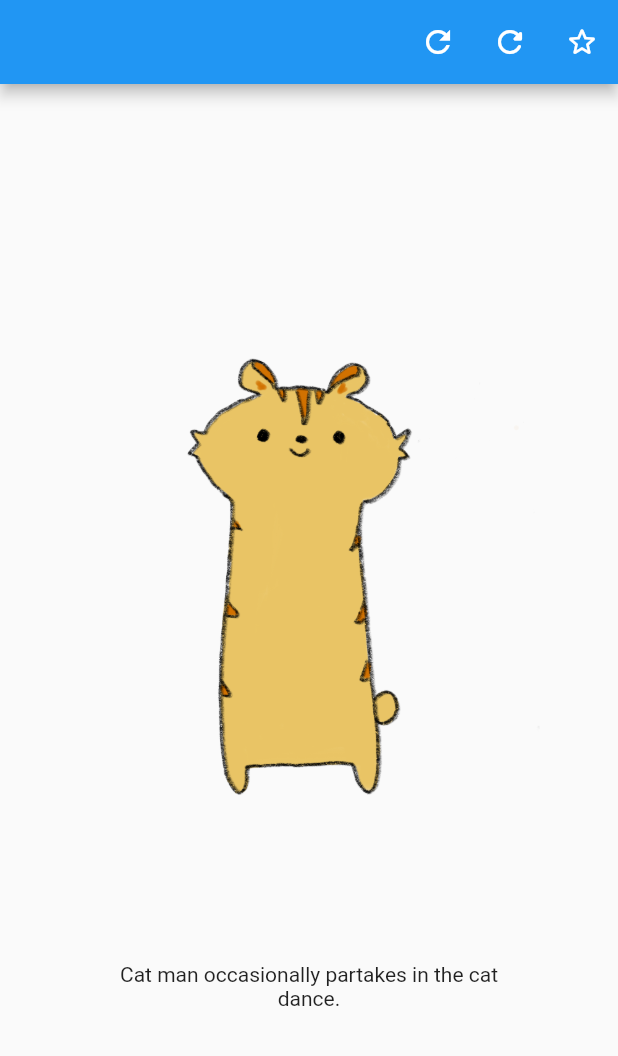
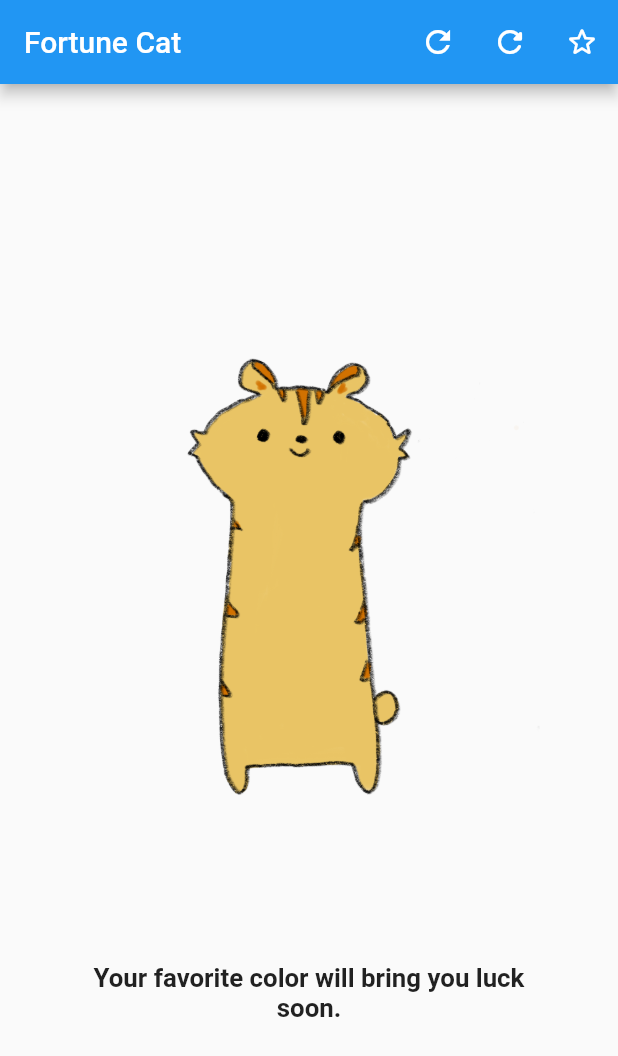
Before and after one commit to Xavier-MD/fortune_cat, a Flutter app: the screen it shows after launch, on a phone screen of 412 x 824 dp. Shown: the top 1056 px of the screen. Run offline on Flutter 3.47's test engine with Material 2 defaults, Android fonts, the phone set to English and light mode, and no system bars; our stand-ins replace responsive_sizer.

Commit message:
Small changes

```diff
--- /dev/null
+++ b/lib/models/text_lists.dart
@@ -0,0 +1,20 @@
+class TextLists {
+  static List<String> quoteList = [
+    'Today is looking good for you. Enjoy!',
+    'Don’t trust the tofu.',
+    'Peanut butter is meant to be enjoyed – unless you’re allergic…',
+    'Have you ever thought about how many starfish there are?',
+    'Think about how big the ocean is!',
+    'Have you checked the bushes recently?',
+    'Take extra care today – be safe!',
+    'Treat yourself to a good dessert.',
+    'Why haven’t you called them yet?',
+    'Talk honestly about your feelings.',
+    'Trust yourself.',
+    'Don’t hesitate – go make your dreams come true!',
+    'Your favorite color will bring you luck soon.',
+    'Go find a frog and think about it.',
+    'Wear the color green.',
+    'Eat something spicy today.',
+  ];
+}
--- a/lib/ui/pages/home_page.dart
+++ b/lib/ui/pages/home_page.dart
@@ -1,6 +1,9 @@
+import 'dart:math';
+
 import 'package:flutter/material.dart';
 import 'package:fortune_cat/logic/asset_functions.dart';
 import 'package:fortune_cat/models/asset_lists.dart';
+import 'package:fortune_cat/models/text_lists.dart';
 import 'package:responsive_sizer/responsive_sizer.dart';
 
 class HomePage extends StatefulWidget {
@@ -17,6 +20,13 @@ Map assetSelector(assetList) {
   return selectedAsset;
 }
 
+String quoteSelector(quoteList) {
+  Random random = Random();
+  int randomNumber = random.nextInt(quoteList.length);
+
+  return quoteList[randomNumber];
+}
+
 class _HomePageState extends State<HomePage> {
   @override
   Widget build(BuildContext context) {
@@ -31,16 +41,17 @@ class _HomePageState extends State<HomePage> {
         assetSelector(AssetLists.pawList)['imagePath'];
     late String selectedVibe = assetSelector(AssetLists.vibeList)['imagePath'];
 
+    late String selectedQuote = quoteSelector(TextLists.quoteList);
+
     return Scaffold(
       appBar: AppBar(
+        title: const Text('Fortune Cat'),
         actions: [
           IconButton(
             onPressed: () {
               Navigator.pushAndRemoveUntil(
                 context,
-                MaterialPageRoute(
-                    builder: (context) =>
-                        const HomePage()),
+                MaterialPageRoute(builder: (context) => const HomePage()),
                 (Route<dynamic> route) => false,
               );
             },
@@ -104,9 +115,10 @@ class _HomePageState extends State<HomePage> {
                   width: 80.0.w,
                   height: 20.0.h,
                   padding: EdgeInsets.all(2.0.h),
-                  child: const Text(
-                    'Cat man occasionally partakes in the cat dance.',
+                  child: Text(
+                    selectedQuote,
                     textAlign: TextAlign.center,
+                    style: TextStyle(fontSize: 17.0.sp, fontWeight: FontWeight.w600),
                   ),
                 ),
               ],
```
